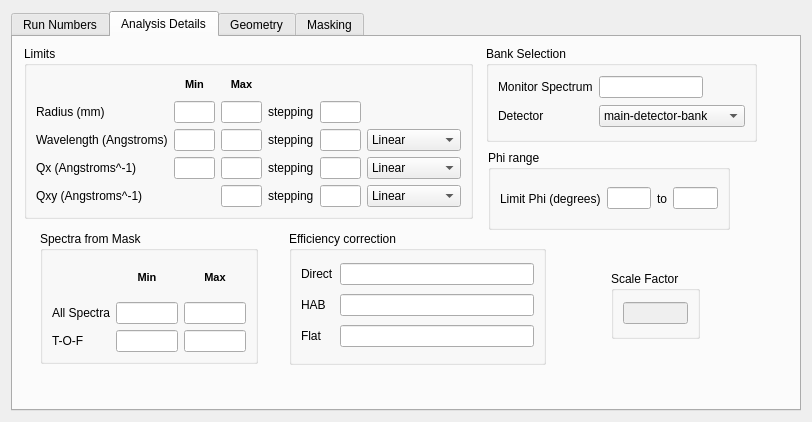
Qt form Code/qtiplot/MantidQt/CustomInterfaces/inc/SANSRunWindow.ui (mantidproject/mantid) before a commit.
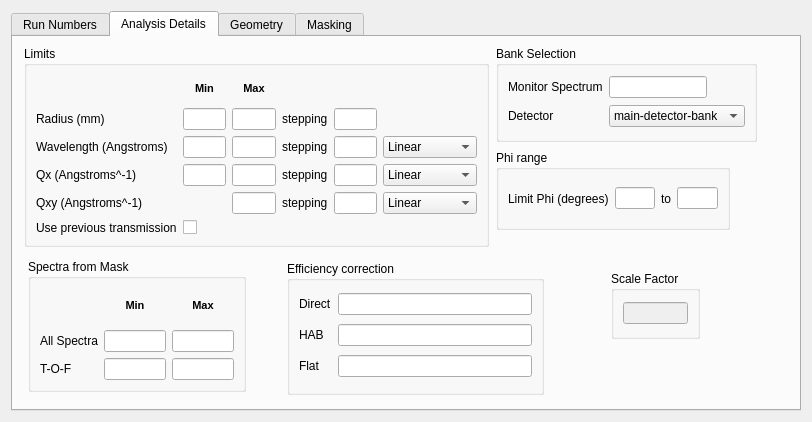
The same form after that commit. The open tabs and pages were chosen to show the change.

Commit message: Improvements to SANS GUI tranmission calculation. Closes #886

What changed in the file:
```diff
--- a/Code/qtiplot/MantidQt/CustomInterfaces/inc/SANSRunWindow.ui
+++ b/Code/qtiplot/MantidQt/CustomInterfaces/inc/SANSRunWindow.ui
@@ -942,8 +942,8 @@
         <rect>
          <x>11</x>
          <y>9</y>
-         <width>449</width>
-         <height>173</height>
+         <width>465</width>
+         <height>201</height>
         </rect>
        </property>
        <property name="sizePolicy" >
@@ -1178,13 +1178,27 @@
           </property>
          </widget>
         </item>
+        <item row="5" column="1" >
+         <widget class="QCheckBox" name="prev_trans" >
+          <property name="text" >
+           <string/>
+          </property>
+         </widget>
+        </item>
+        <item row="5" column="0" >
+         <widget class="QLabel" name="label_36" >
+          <property name="text" >
+           <string>Use previous transmission</string>
+          </property>
+         </widget>
+        </item>
        </layout>
       </widget>
       <widget class="QGroupBox" name="groupBox_5" >
        <property name="geometry" >
         <rect>
-         <x>27</x>
-         <y>194</y>
+         <x>15</x>
+         <y>222</y>
          <width>218</width>
          <height>133</height>
         </rect>
@@ -1252,8 +1266,8 @@
       <widget class="QGroupBox" name="groupBox_6" >
        <property name="geometry" >
         <rect>
-         <x>276</x>
-         <y>194</y>
+         <x>274</x>
+         <y>224</y>
          <width>257</width>
          <height>134</height>
         </rect>
@@ -1331,9 +1345,9 @@
       <widget class="QGroupBox" name="groupBox_14" >
        <property name="geometry" >
         <rect>
-         <x>473</x>
+         <x>483</x>
          <y>9</y>
-         <width>271</width>
+         <width>261</width>
          <height>96</height>
         </rect>
        </property>
@@ -1390,9 +1404,9 @@
       <widget class="QGroupBox" name="groupBox_15" >
        <property name="geometry" >
         <rect>
-         <x>475</x>
+         <x>483</x>
          <y>113</y>
-         <width>242</width>
+         <width>234</width>
          <height>80</height>
         </rect>
        </property>
```
The commit also changes 2 other files.
